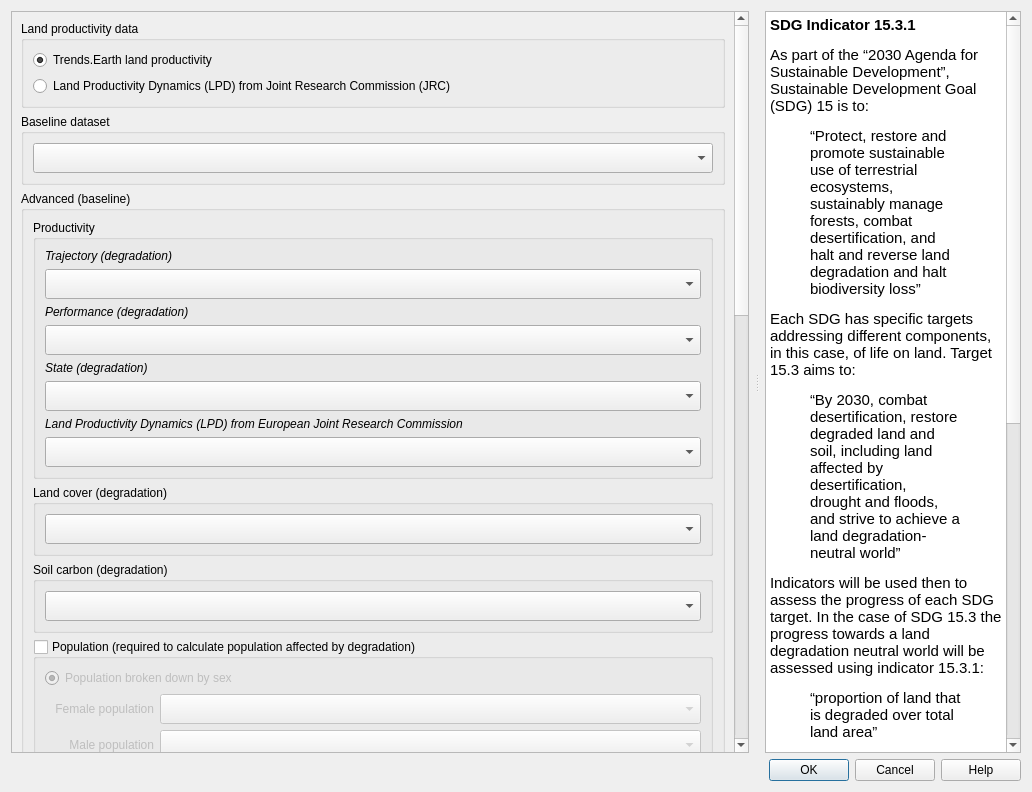
Above: LDMP/gui/DlgCalculateLDNSummaryTableAdmin.ui from ConservationInternational/trends.earth before the change. Below: the same form after it.
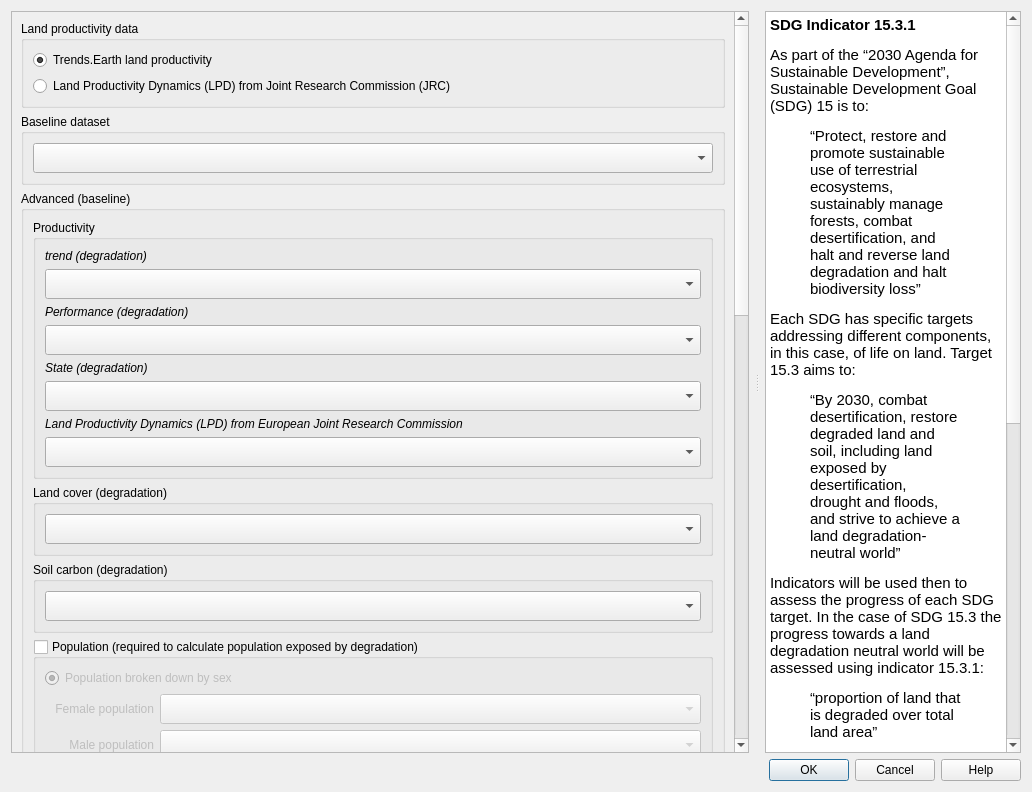
That is the form after the change. Custom widgets are drawn as their Qt base class.

Commit message: updates terminology in dialogs reported on ticket #537

Patch:
```diff
--- a/LDMP/gui/DlgCalculateLDNSummaryTableAdmin.ui
+++ b/LDMP/gui/DlgCalculateLDNSummaryTableAdmin.ui
@@ -345,7 +345,7 @@
                     </font>
                    </property>
                    <property name="text">
-                    <string>Trajectory (degradation)</string>
+                    <string>trend (degradation)</string>
                    </property>
                   </widget>
                  </item>
@@ -480,7 +480,7 @@
                  <string notr="true"/>
                 </property>
                 <property name="title">
-                 <string>Population (required to calculate population affected by degradation)</string>
+                 <string>Population (required to calculate population exposed by degradation)</string>
                 </property>
                 <property name="checkable">
                  <bool>true</bool>
@@ -1280,7 +1280,7 @@
 &lt;p style=&quot; margin-top:12px; margin-bottom:12px; margin-left:0px; margin-right:0px; -qt-block-indent:0; text-indent:0px;&quot;&gt;&lt;span style=&quot; font-family:'Ubuntu'; font-size:11pt;&quot;&gt;As part of the “2030 Agenda for Sustainable Development”, Sustainable Development Goal (SDG) 15 is to:&lt;/span&gt;&lt;/p&gt;
 &lt;p style=&quot; margin-top:12px; margin-bottom:12px; margin-left:40px; margin-right:40px; -qt-block-indent:0; text-indent:0px;&quot;&gt;&lt;span style=&quot; font-family:'Ubuntu'; font-size:11pt;&quot;&gt;“Protect, restore and promote sustainable use of terrestrial ecosystems, sustainably manage forests, combat desertification, and halt and reverse land degradation and halt biodiversity loss”&lt;/span&gt;&lt;/p&gt;
 &lt;p style=&quot; margin-top:12px; margin-bottom:12px; margin-left:0px; margin-right:0px; -qt-block-indent:0; text-indent:0px;&quot;&gt;&lt;span style=&quot; font-family:'Ubuntu'; font-size:11pt;&quot;&gt;Each SDG has specific targets addressing different components, in this case, of life on land. Target 15.3 aims to:&lt;/span&gt;&lt;/p&gt;
-&lt;p style=&quot; margin-top:12px; margin-bottom:12px; margin-left:40px; margin-right:40px; -qt-block-indent:0; text-indent:0px;&quot;&gt;&lt;span style=&quot; font-family:'Ubuntu'; font-size:11pt;&quot;&gt;“By 2030, combat desertification, restore degraded land and soil, including land affected by desertification, drought and floods, and strive to achieve a land degradation-neutral world”&lt;/span&gt;&lt;/p&gt;
+&lt;p style=&quot; margin-top:12px; margin-bottom:12px; margin-left:40px; margin-right:40px; -qt-block-indent:0; text-indent:0px;&quot;&gt;&lt;span style=&quot; font-family:'Ubuntu'; font-size:11pt;&quot;&gt;“By 2030, combat desertification, restore degraded land and soil, including land exposed by desertification, drought and floods, and strive to achieve a land degradation-neutral world”&lt;/span&gt;&lt;/p&gt;
 &lt;p style=&quot; margin-top:12px; margin-bottom:12px; margin-left:0px; margin-right:0px; -qt-block-indent:0; text-indent:0px;&quot;&gt;&lt;span style=&quot; font-family:'Ubuntu'; font-size:11pt;&quot;&gt;Indicators will be used then to assess the progress of each SDG target. In the case of SDG 15.3 the progress towards a land degradation neutral world will be assessed using indicator 15.3.1:&lt;/span&gt;&lt;/p&gt;
 &lt;p style=&quot; margin-top:12px; margin-bottom:12px; margin-left:40px; margin-right:40px; -qt-block-indent:0; text-indent:0px;&quot;&gt;&lt;span style=&quot; font-family:'Ubuntu'; font-size:11pt;&quot;&gt;“proportion of land that is degraded over total land area”&lt;/span&gt;&lt;/p&gt;
 &lt;p style=&quot; margin-top:12px; margin-bottom:12px; margin-left:0px; margin-right:0px; -qt-block-indent:0; text-indent:0px;&quot;&gt;&lt;span style=&quot; font-family:'Ubuntu'; font-size:11pt;&quot;&gt;As the custodian agency for SDG 15.3, the United Nations Convention to Combat Desertification (UNCCD) has developed a &lt;/span&gt;&lt;a href=&quot;http://www2.unccd.int/sites/default/files/relevant-links/2017-10/Good%20Practice%20Guidance_SDG%20Indicator%2015.3.1_Version%201.0.pdf&quot;&gt;&lt;span style=&quot; font-family:'Ubuntu'; font-size:11pt; text-decoration: underline; color:#0000ff;&quot;&gt;Good Practice Guidance (GPG)&lt;/span&gt;&lt;/a&gt;&lt;span style=&quot; font-family:'Ubuntu'; font-size:11pt;&quot;&gt;. providing recommendations on how to calculate SDG Indicator 15.3.1.&lt;/span&gt;&lt;/p&gt;
```
Left out of the diff: 6 changed lines with no effect on the pictures. The commit also changes 4 other files.
